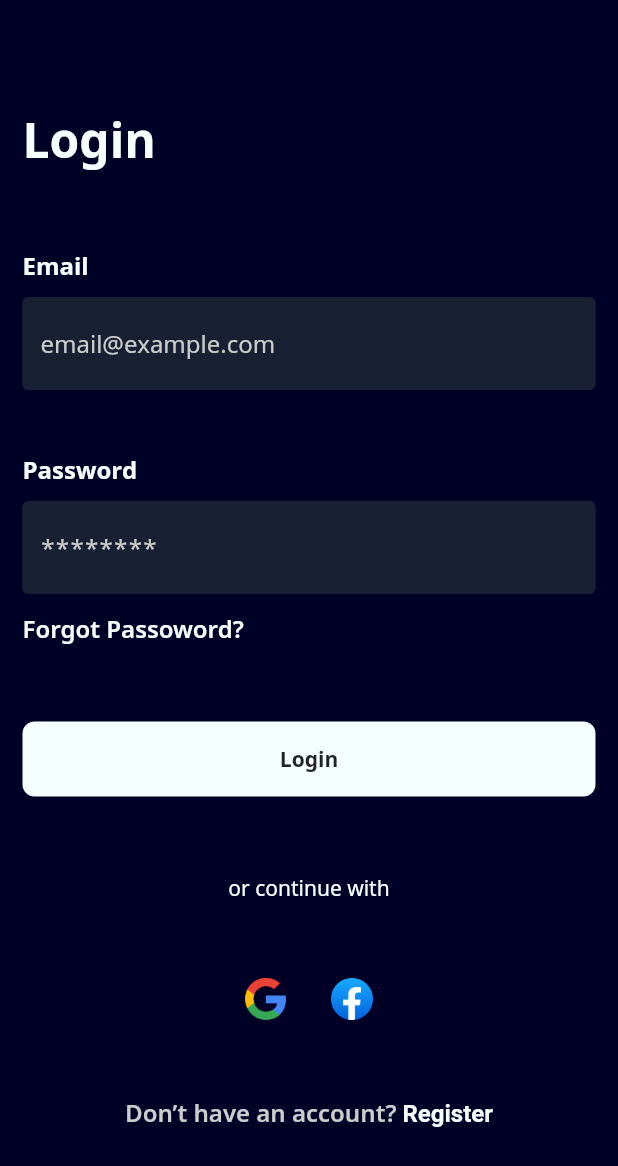
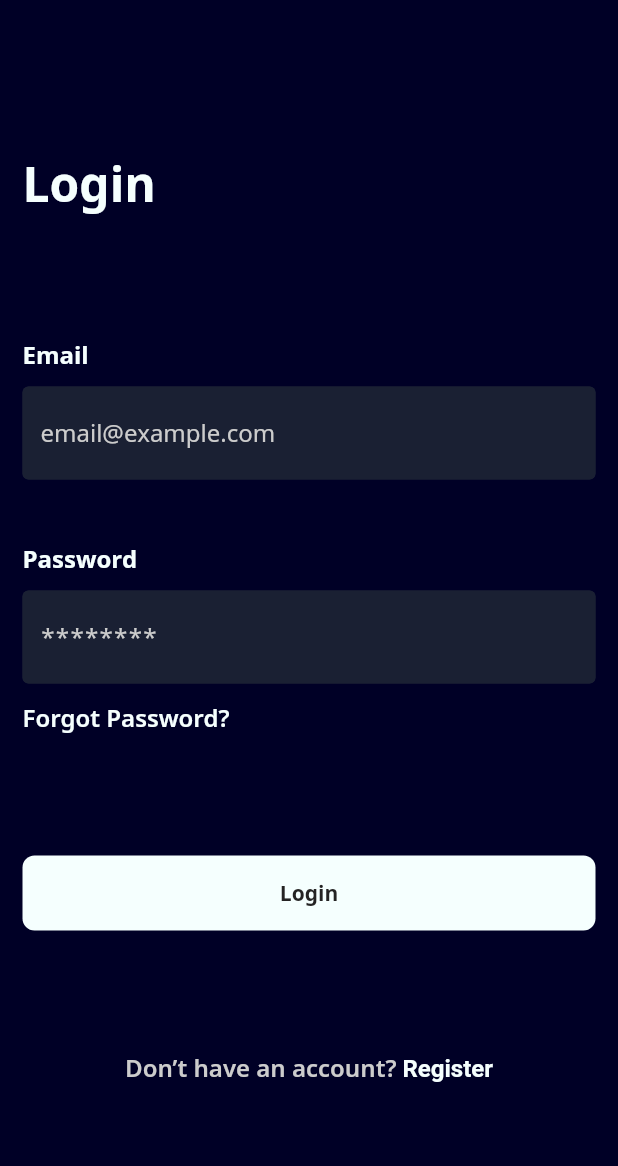
Before and after one commit to musabjaved10/music_mind, a Flutter app: the screen it shows after launch, on a phone screen of 412 x 824 dp. Shown: the top 1166 px of the screen. Run offline on Flutter 3.47's test engine with Material 2 defaults, Android fonts, the phone set to English and light mode, and no system bars; our stand-ins replace chewie, cloud_firestore, firebase_auth, firebase_core, flutter_dotenv, get and 4 more; missing offline and left inert: flutter_stripe; accounts and stored records are empty; statements that could not run were skipped.

Commit message:
Free trial, Image upload and password reset

```diff
--- a/lib/controller/auth_controllers/auth_controller.dart
+++ b/lib/controller/auth_controllers/auth_controller.dart
@@ -112,9 +112,23 @@ class AuthController extends GetxController{
    Get.offAll(()=>BottomNavBar());
   }).catchError((onError) {
    Get.snackbar('Error', onError.message, snackPosition: SnackPosition.BOTTOM, backgroundColor: Colors.white);
-   Get.offAll(()=>Login());
+   // Get.offAll(()=>Login());
   });
   }
+
+  //password reset function
+ void resetPassword() async {
+   Get.snackbar('Please Wait','Sending password reset link.',
+       icon: Icon(Icons.password, color: Colors.blueAccent),snackPosition: SnackPosition.BOTTOM, backgroundColor: Colors.white);
+   await _auth.sendPasswordResetEmail(email: emailController.text).then((value)async {
+     Get.snackbar('Success','Please check your email.',
+         icon: Icon(Icons.password, color: Colors.blueAccent),snackPosition: SnackPosition.BOTTOM, backgroundColor: Colors.white);
+   }).catchError((onError) {
+     print(onError.message);
+     Get.snackbar('Error', onError.message, snackPosition: SnackPosition.BOTTOM, backgroundColor: Colors.white);
+     // Get.offAll(()=>Login());
+   });
+ }
 
  void signOut() async{
    Get.snackbar('Goodbye', 'See you again', snackPosition: SnackPosition.BOTTOM, backgroundColor: Colors.white);
--- a/lib/view/bottom_nav_bar/bottom_nav_bar.dart
+++ b/lib/view/bottom_nav_bar/bottom_nav_bar.dart
@@ -31,8 +31,9 @@ class _BottomNavBarState extends State<BottomNavBar> {
   @override
   void initState(){
         () async {
-      // print('hello there **********');
+      print('hello there **********');
           if (Get.find<AuthController>().user != null) {
+            print('hello there **********');
             await _mindController.getCourses();
             await _bodyController.getCourses();
             await _sleepController.getCourses();
@@ -40,7 +41,7 @@ class _BottomNavBarState extends State<BottomNavBar> {
             await _workController.getCourses();
              _isLoading = false;
           }
-      await Future.delayed(Duration(milliseconds: 1200));
+      await Future.delayed(Duration(milliseconds: 400));
         _isLoading = false;
         if(mounted){
           setState(() {
--- a/lib/view/user/login.dart
+++ b/lib/view/user/login.dart
@@ -38,10 +38,13 @@ class Login extends GetWidget<AuthController> {
                   obsecure: true,
                   controller: controller.passController,
                 ),
-                MyText(
-                  text: 'Forgot Passoword?',
-                  size: 16,
-                  weight: FontWeight.w600,
+                GestureDetector(
+                  onTap: () => controller.resetPassword(),
+                  child: MyText(
+                    text: 'Forgot Password?',
+                    size: 16,
+                    weight: FontWeight.w600,
+                  ),
                 ),
               ],
             ),
@@ -49,27 +52,27 @@ class Login extends GetWidget<AuthController> {
               onPressed: () {controller.login(controller.emailController.text, controller.passController.text);},
               text: 'Login',
             ),
-            MyText(
-              text: 'or continue with',
-              size: 14,
-              align: TextAlign.center,
-            ),
-            Row(
-              mainAxisAlignment: MainAxisAlignment.center,
-              children: [
-                Image.asset(
-                  'assets/Group.png',
-                  height: 28,
-                ),
-                const SizedBox(
-                  width: 30,
-                ),
-                Image.asset(
-                  'assets/Group 17.png',
-                  height: 28,
-                ),
-              ],
-            ),
+            // MyText(
+            //   text: 'or continue with',
+            //   size: 14,
+            //   align: TextAlign.center,
+            // ),
+            // Row(
+            //   mainAxisAlignment: MainAxisAlignment.center,
+            //   children: [
+            //     Image.asset(
+            //       'assets/Group.png',
+            //       height: 28,
+            //     ),
+            //     const SizedBox(
+            //       width: 30,
+            //     ),
+            //     Image.asset(
+            //       'assets/Group 17.png',
+            //       height: 28,
+            //     ),
+            //   ],
+            // ),
             GestureDetector(
               onTap: () => Get.to(() => Register()),
               child: RichText(
--- a/lib/view/widgets/my_text_field.dart
+++ b/lib/view/widgets/my_text_field.dart
@@ -34,8 +34,9 @@ class _MyTextFieldState extends State<MyTextField> {
             height: 10,
           ),
           TextFormField(
+            initialValue: widget.controller?.text,
             onChanged: (value){
-              print(value);
+              // print(value);
               widget.controller?.text = value;
             },
             textAlignVertical: TextAlignVertical.center,
--- a/pubspec.yaml
+++ b/pubspec.yaml
@@ -22,6 +22,9 @@ dependencies:
   chewie: ^1.2.2
   flutter_stripe: ^2.1.1
   sn_progress_dialog: ^1.0.3
+  image_picker: ^0.8.4+5
+  path: ^1.8.0
+  shared_preferences: ^2.0.12
 
 dev_dependencies:
   flutter_test:
```
Also changed, not shown: lib/controller/profile_controller/profile_controller.dart (+35 -0 lines), lib/controller/profile_controller/subscriptions_price/subscriptions_price_controller.dart (+56 -6 lines), lib/view/drawer/drawer.dart (+10 -1 lines), lib/view/profile/account.dart (+47 -4 lines), lib/view/profile/order_summary.dart (+24 -34 lines), assets/unsplash3JmfENcL24M.png, pubspec.lock, 1 other file.
